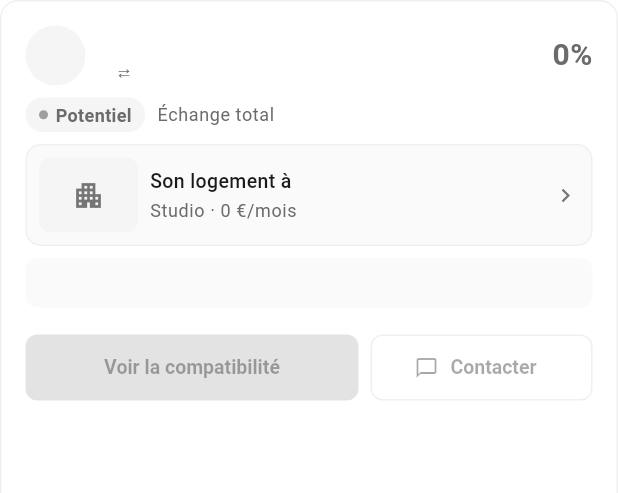
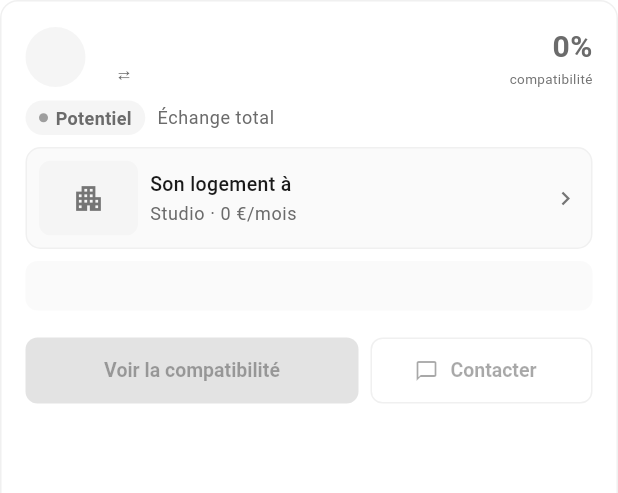
Before and after one commit to massiferrouk/app-frontend, a Flutter app: the MatchCard widget shown alone on an empty page, opened directly with empty values, on a phone screen of 412 x 824 dp. Shown: the top 493 px of the screen. Run offline on Flutter 3.47's test engine with Material 3 defaults, Android fonts, the phone set to English and light mode, and no system bars; our stand-ins replace cached_network_image, dio, flutter_secure_storage, image_picker, stacked, stacked_services and 1 more; missing offline and left inert: stomp_dart_client; accounts and stored records are empty; network calls fail.

Commit message:
feat(APP-122): nommer le pourcentage de match (compatibilite) sur les cartes et l'ecran compatibilite

```diff
--- a/lib/shared/widgets/match_card.dart
+++ b/lib/shared/widgets/match_card.dart
@@ -99,10 +99,21 @@ class MatchCard extends StatelessWidget {
                     ],
                   ),
                 ),
-                Text(
-                  '${suggestion.scorePercent}%',
-                  style: TextStyle(
-                      fontSize: 20, fontWeight: FontWeight.w700, color: neutre),
+                // Score + légende de ce qu'il mesure (APP-122)
+                Column(
+                  crossAxisAlignment: CrossAxisAlignment.end,
+                  children: [
+                    Text(
+                      '${suggestion.scorePercent}%',
+                      style: TextStyle(
+                          fontSize: 20,
+                          fontWeight: FontWeight.w700,
+                          color: neutre),
+                    ),
+                    const Text('compatibilité',
+                        style: TextStyle(
+                            fontSize: 9, color: AppColors.textTertiary)),
+                  ],
                 ),
               ],
             ),
```
Also changed, not shown: lib/features/matching/compatibilite_view.dart (+25 -0 lines), lib/features/matching/suggestions_view.dart (+15 -6 lines).
